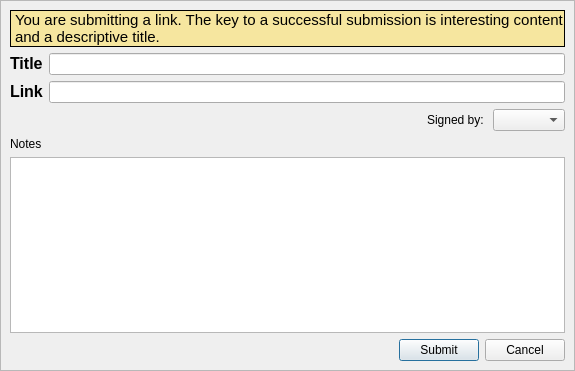
This is retroshare-gui/src/gui/Posted/PostedCreatePostDialog.ui in RetroShare/RetroShare as Qt 5 draws it before an edit. The edited form follows.
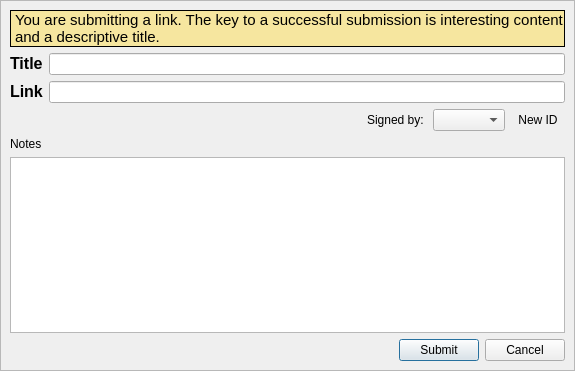
This is the edited form. Icons and pictures are not drawn. Custom widgets are drawn as their Qt base class.

```diff
--- a/retroshare-gui/src/gui/Posted/PostedCreatePostDialog.ui
+++ b/retroshare-gui/src/gui/Posted/PostedCreatePostDialog.ui
@@ -185,6 +185,38 @@
         <item>
          <widget class="GxsIdChooser" name="idChooser"/>
         </item>
+          <item>
+           <widget class="QToolButton" name="toolButton_NewId">
+            <property name="sizePolicy">
+             <sizepolicy hsizetype="Minimum" vsizetype="Preferred">
+              <horstretch>0</horstretch>
+              <verstretch>0</verstretch>
+             </sizepolicy>
+            </property>
+            <property name="focusPolicy">
+             <enum>Qt::NoFocus</enum>
+            </property>
+            <property name="toolTip">
+             <string>Create new Identity</string>
+            </property>
+            <property name="text">
+             <string>New ID</string>
+            </property>
+            <property name="icon">
+             <iconset resource="../images.qrc">
+              <normaloff>:/images/identity/identity_create_32.png</normaloff>:/images/identity/identity_create_32.png</iconset>
+            </property>
+            <property name="iconSize">
+             <size>
+              <width>24</width>
+              <height>24</height>
+             </size>
+            </property>
+            <property name="autoRaise">
+             <bool>true</bool>
+            </property>
+           </widget>
+          </item>
        </layout>
       </item>
       <item row="3" column="0" colspan="3">
@@ -243,17 +275,17 @@
   </layout>
  </widget>
  <customwidgets>
-  <customwidget>
-   <class>GxsIdChooser</class>
-   <extends>QComboBox</extends>
-   <header>gui/gxs/GxsIdChooser.h</header>
-  </customwidget>
   <customwidget>
    <class>HeaderFrame</class>
    <extends>QFrame</extends>
    <header>gui/common/HeaderFrame.h</header>
    <container>1</container>
   </customwidget>
+  <customwidget>
+   <class>GxsIdChooser</class>
+   <extends>QComboBox</extends>
+   <header>gui/gxs/GxsIdChooser.h</header>
+  </customwidget>
  </customwidgets>
  <resources/>
  <connections>
```
